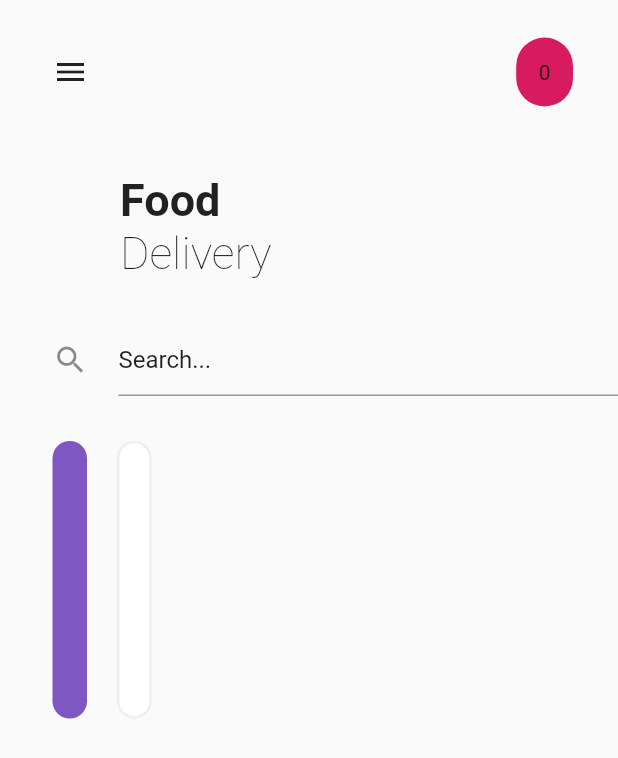
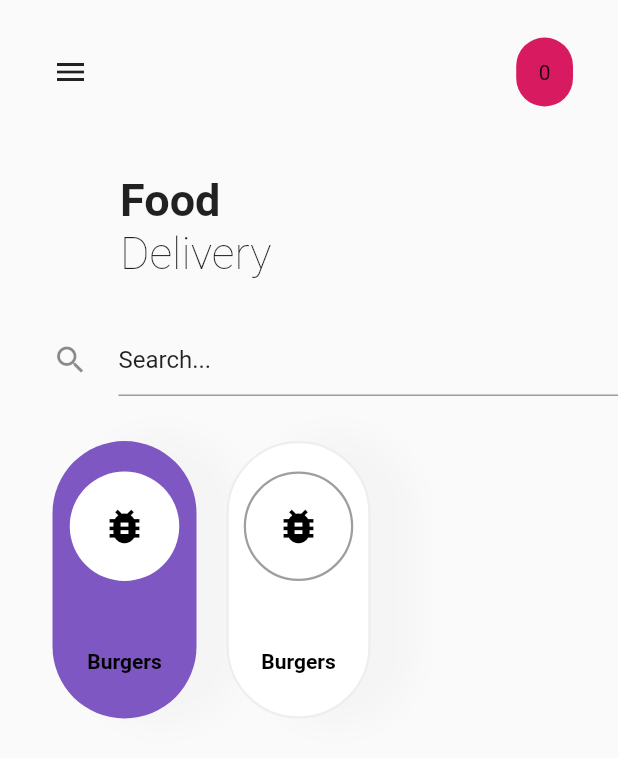
Before and after one commit to newedition994/flutter-food-delivery, a Flutter app: the screen it shows after launch, on a phone screen of 412 x 824 dp. Shown: the top 758 px of the screen. Run offline on Flutter 3.47's test engine with Material 2 defaults, Android fonts, the phone set to English and light mode, and no system bars; our stand-ins replace rxdart; missing offline and left inert: bloc_pattern.

```diff
--- a/lib/main.dart
+++ b/lib/main.dart
@@ -162,11 +162,44 @@ class CategoryListItem extends StatelessWidget {
       margin: EdgeInsets.only(right: 20),
       padding: EdgeInsets.fromLTRB(10, 10, 10, 20),
       decoration: BoxDecoration(
-        borderRadius: BorderRadius.circular(50),
-        color: selected ? Colors.deepPurple[400] : Colors.white,
-        border: Border.all(
-            color: selected ? Colors.transparent : Colors.grey[200],
-            width: 1.5),
+          borderRadius: BorderRadius.circular(50),
+          color: selected ? Colors.deepPurple[400] : Colors.white,
+          border: Border.all(
+              color: selected ? Colors.transparent : Colors.grey[200],
+              width: 1.5),
+          boxShadow: [
+            BoxShadow(
+                color: Colors.grey[100],
+                blurRadius: 15,
+                offset: Offset(25, 0),
+                spreadRadius: 5)
+          ]),
+      child: Column(
+        mainAxisAlignment: MainAxisAlignment.spaceAround,
+        children: <Widget>[
+          Container(
+            padding: EdgeInsets.all(20),
+            decoration: BoxDecoration(
+                color: Colors.white,
+                borderRadius: BorderRadius.circular(50),
+                border: Border.all(
+                    color: selected ? Colors.transparent : Colors.grey,
+                    width: 1.5)),
+            child: Icon(
+              categoryIcon,
+              color: Colors.black,
+              size: 30,
+            ),
+          ),
+          SizedBox(height: 10),
+          Text(
+            categoryName,
+            style: TextStyle(
+              fontWeight: FontWeight.w700,
+              color: Colors.black,
+            ),
+          )
+        ],
       ),
     );
   }
```
